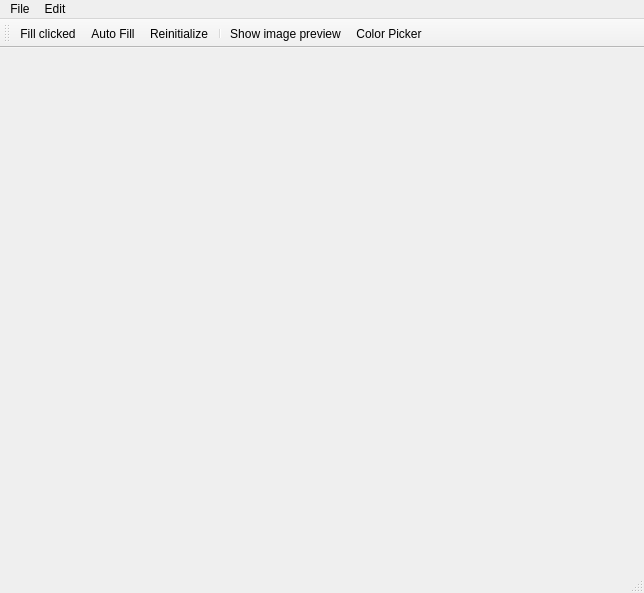
This is mainwindow.ui in BBprog/Qt_data_vis as Qt 5 draws it before an edit. The edited form follows.
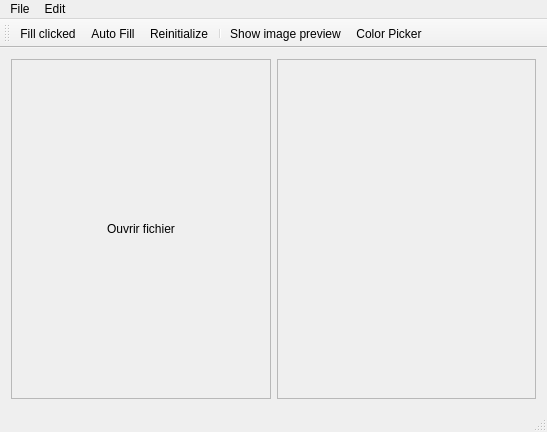
This is the edited form. Icons and pictures are not drawn.

Diff of the .ui file:
```diff
--- a/mainwindow.ui
+++ b/mainwindow.ui
@@ -6,8 +6,8 @@
    <rect>
     <x>0</x>
     <y>0</y>
-    <width>644</width>
-    <height>593</height>
+    <width>547</width>
+    <height>432</height>
    </rect>
   </property>
   <property name="sizePolicy">
@@ -35,14 +35,111 @@
    <property name="autoFillBackground">
     <bool>true</bool>
    </property>
-   <layout class="QHBoxLayout" name="horizontalLayout_2"/>
+   <layout class="QHBoxLayout" name="horizontalLayout_2">
+    <item>
+     <widget class="QFrame" name="accueil">
+      <property name="sizePolicy">
+       <sizepolicy hsizetype="Expanding" vsizetype="Expanding">
+        <horstretch>0</horstretch>
+        <verstretch>0</verstretch>
+       </sizepolicy>
+      </property>
+      <property name="frameShape">
+       <enum>QFrame::StyledPanel</enum>
+      </property>
+      <property name="frameShadow">
+       <enum>QFrame::Raised</enum>
+      </property>
+      <layout class="QGridLayout" name="gridLayout">
+       <item row="1" column="0">
+        <spacer name="horizontalSpacer">
+         <property name="orientation">
+          <enum>Qt::Horizontal</enum>
+         </property>
+         <property name="sizeHint" stdset="0">
+          <size>
+           <width>40</width>
+           <height>20</height>
+          </size>
+         </property>
+        </spacer>
+       </item>
+       <item row="2" column="1">
+        <spacer name="verticalSpacer_2">
+         <property name="orientation">
+          <enum>Qt::Vertical</enum>
+         </property>
+         <property name="sizeHint" stdset="0">
+          <size>
+           <width>20</width>
+           <height>40</height>
+          </size>
+         </property>
+        </spacer>
+       </item>
+       <item row="1" column="1">
+        <widget class="QPushButton" name="pushButton">
+         <property name="text">
+          <string>Ouvrir fichier</string>
+         </property>
+         <property name="flat">
+          <bool>true</bool>
+         </property>
+        </widget>
+       </item>
+       <item row="0" column="1">
+        <spacer name="verticalSpacer">
+         <property name="orientation">
+          <enum>Qt::Vertical</enum>
+         </property>
+         <property name="sizeHint" stdset="0">
+          <size>
+           <width>20</width>
+           <height>40</height>
+          </size>
+         </property>
+        </spacer>
+       </item>
+       <item row="1" column="2">
+        <spacer name="horizontalSpacer_2">
+         <property name="orientation">
+          <enum>Qt::Horizontal</enum>
+         </property>
+         <property name="sizeHint" stdset="0">
+          <size>
+           <width>40</width>
+           <height>20</height>
+          </size>
+         </property>
+        </spacer>
+       </item>
+      </layout>
+     </widget>
+    </item>
+    <item>
+     <widget class="QFrame" name="main">
+      <property name="sizePolicy">
+       <sizepolicy hsizetype="Expanding" vsizetype="Expanding">
+        <horstretch>0</horstretch>
+        <verstretch>0</verstretch>
+       </sizepolicy>
+      </property>
+      <property name="frameShape">
+       <enum>QFrame::StyledPanel</enum>
+      </property>
+      <property name="frameShadow">
+       <enum>QFrame::Raised</enum>
+      </property>
+     </widget>
+    </item>
+   </layout>
   </widget>
   <widget class="QMenuBar" name="menuBar">
    <property name="geometry">
     <rect>
      <x>0</x>
      <y>0</y>
-     <width>644</width>
+     <width>547</width>
      <height>21</height>
     </rect>
    </property>
```
